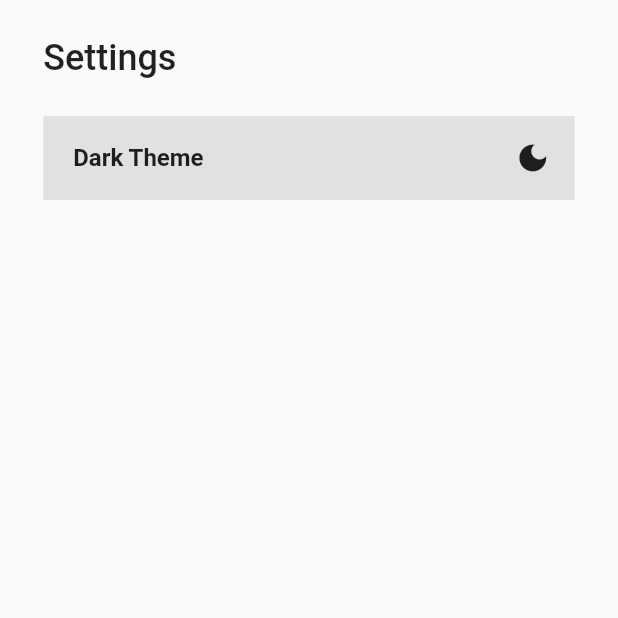
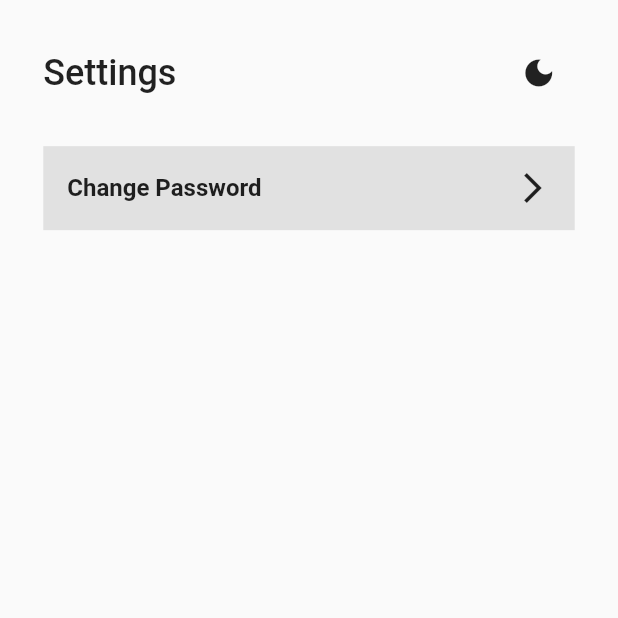
Before and after one commit to Emon526/Flutter_PassVault, a Flutter app: the SettingsPage screen opened directly, on a phone screen of 412 x 824 dp, the top half of it. Run offline on Flutter 3.47's test engine with Material 2 defaults, Android fonts, the phone set to English and light mode, and no system bars; our stand-ins replace cached_network_image, form_field_validator, lottie, persistent_bottom_nav_bar, shared_preferences; missing offline and left inert: favicon; accounts and stored records are empty; statements that could not run were skipped.

Commit message:
chnage password

```diff
--- a/lib/screens/homepage.dart
+++ b/lib/screens/homepage.dart
@@ -2,7 +2,7 @@ import 'package:flutter/material.dart';
 import 'package:persistent_bottom_nav_bar/persistent_tab_view.dart';
 
 import 'generatorpage.dart';
-import 'settings.dart';
+import 'settings/settings.dart';
 import 'vault/vaultpage.dart';
 
 class HomePage extends StatefulWidget {
--- a/lib/screens/settings.dart
+++ /dev/null
@@ -1,70 +0,0 @@
-import 'package:flutter/material.dart';
-
-class SettingsPage extends StatelessWidget {
-  const SettingsPage({super.key});
-
-  @override
-  Widget build(BuildContext context) {
-    final size = MediaQuery.of(context).size;
-    return Scaffold(
-      // appBar: AppBar(
-      //   title: const Text('TrashPage'),
-      // ),
-      body: SafeArea(
-        child: Padding(
-          padding: EdgeInsets.symmetric(
-            horizontal: size.width * 0.07,
-          ),
-          child: Column(
-            crossAxisAlignment: CrossAxisAlignment.start,
-            children: [
-              SizedBox(
-                height: size.height * 0.03,
-              ),
-              const Text(
-                'Settings',
-                style: TextStyle(
-                  fontSize: 24,
-                  fontWeight: FontWeight.w500,
-                ),
-              ),
-              SizedBox(
-                height: size.height * 0.03,
-              ),
-              _buildSettingList(
-                context: context,
-                title: ' Dark Theme',
-                icon: Icons.dark_mode,
-                ontap: () {
-                  print('change theme');
-                },
-              ),
-            ],
-          ),
-        ),
-      ),
-    );
-  }
-
-  Widget _buildSettingList({
-    required String title,
-    required IconData icon,
-    required BuildContext context,
-    required VoidCallback ontap,
-  }) {
-    return ListTile(
-      tileColor: Theme.of(context).highlightColor,
-      onTap: ontap,
-      title: Text(
-        title,
-        style: const TextStyle(
-          fontWeight: FontWeight.w600,
-        ),
-      ),
-      trailing: Icon(
-        icon,
-        color: Theme.of(context).iconTheme.color,
-      ),
-    );
-  }
-}
--- /dev/null
+++ b/lib/screens/settings/settings.dart
@@ -0,0 +1,97 @@
+import 'package:flutter/material.dart';
+
+import '../../widgets/custompageroute.dart';
+import 'chagepassword.dart';
+
+class SettingsPage extends StatelessWidget {
+  const SettingsPage({super.key});
+
+  @override
+  Widget build(BuildContext context) {
+    final size = MediaQuery.of(context).size;
+    return Scaffold(
+      body: SafeArea(
+        child: Padding(
+          padding: EdgeInsets.symmetric(
+            horizontal: size.width * 0.07,
+          ),
+          child: Column(
+            crossAxisAlignment: CrossAxisAlignment.start,
+            children: [
+              SizedBox(
+                height: size.height * 0.03,
+              ),
+              Row(
+                mainAxisAlignment: MainAxisAlignment.spaceBetween,
+                children: [
+                  const Text(
+                    'Settings',
+                    style: TextStyle(
+                      fontSize: 24,
+                      fontWeight: FontWeight.w500,
+                    ),
+                  ),
+                  IconButton(
+                    icon: const Icon(
+                      Icons.dark_mode,
+                    ),
+                    // color: Theme.of(context).primaryColor,
+                    onPressed: () {
+                      print('change theme');
+                      // context.read<AddPasswordProvider>().deletePassword();
+                      // context.read<AddPasswordProvider>().userPasswords = [];
+                      // context.read<AddPasswordProvider>().fatchdata;
+                      // Navigator.pop(context);
+                    },
+                  ),
+                ],
+              ),
+              SizedBox(
+                height: size.height * 0.03,
+              ),
+              _buildSettingList(
+                context: context,
+                title: 'Change Password',
+                icon: Icons.arrow_forward_ios_outlined,
+                ontap: () {
+                  Navigator.push(
+                    context,
+                    CustomPageRoute(
+                      transitionduration: const Duration(
+                        milliseconds: 800,
+                      ),
+                      direction: AxisDirection.left,
+                      child: const ChangePasswordPage(),
+                    ),
+                  );
+                },
+              ),
+            ],
+          ),
+        ),
+      ),
+    );
+  }
+
+  Widget _buildSettingList({
+    required String title,
+    required IconData icon,
+    required BuildContext context,
+    required VoidCallback ontap,
+  }) {
+    return ListTile(
+      tileColor: Theme.of(context).highlightColor,
+      onTap: ontap,
+      title: Text(
+        title,
+        style: const TextStyle(
+          fontWeight: FontWeight.w600,
+        ),
+      ),
+      trailing: Icon(
+        icon,
+        color: Theme.of(context).iconTheme.color,
+      ),
+    );
+  }
+}
--- a/lib/widgets/custombutton.dart
+++ b/lib/widgets/custombutton.dart
@@ -13,12 +13,12 @@ class CustomButton extends StatelessWidget {
   Widget build(BuildContext context) {
     return Material(
       color: Theme.of(context).primaryColor,
-      borderRadius: BorderRadius.circular(20),
+      borderRadius: BorderRadius.circular(5),
       child: InkWell(
         onTap: () {
           ontap();
         },
-        borderRadius: BorderRadius.circular(20),
+        borderRadius: BorderRadius.circular(5),
         child: Center(
           heightFactor: 3,
           child: Text(buttontext,
```
Also changed, not shown: lib/screens/settings/chagepassword.dart (added, +152 -0 lines).
